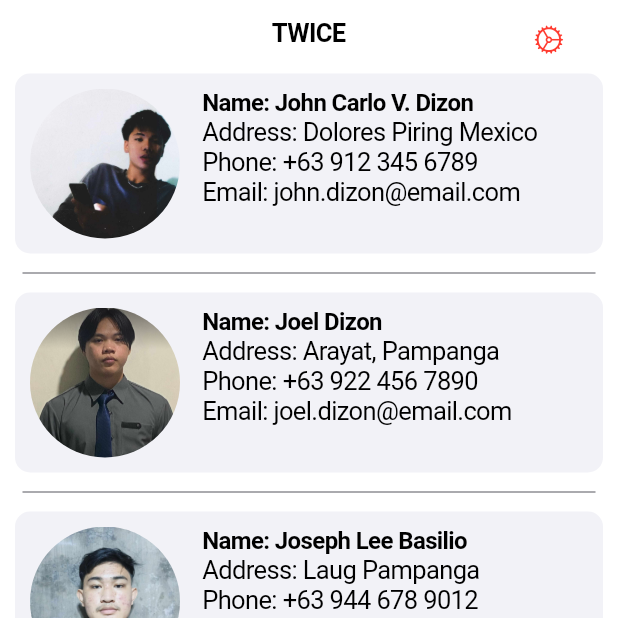
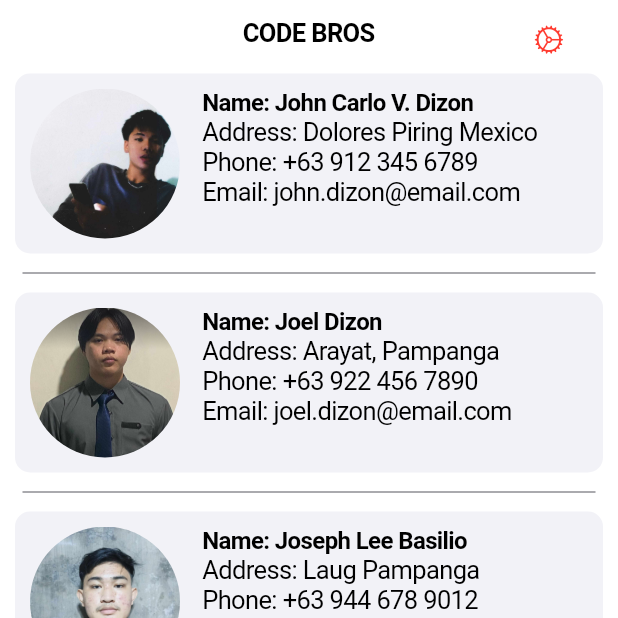
Before and after one commit to johncarlo-dizon/team-profile, a Flutter app: the screen it shows after launch, on a phone screen of 412 x 824 dp, the top half of it. Run offline on Flutter 3.47's test engine with Material 3 defaults, Android fonts, the light colour scheme and no system bars.

Commit message:
push by aaron

```diff
--- a/lib/main.dart
+++ b/lib/main.dart
@@ -61,7 +61,7 @@ class _MyAppState extends State<MyApp> {
   Widget build(BuildContext context) {
     return CupertinoPageScaffold(
       navigationBar: CupertinoNavigationBar(
-        middle: Text('TWICE'),
+        middle: Text('CODE BROS'),
         trailing: CupertinoButton(
           child: Icon(
             CupertinoIcons.settings,
```
